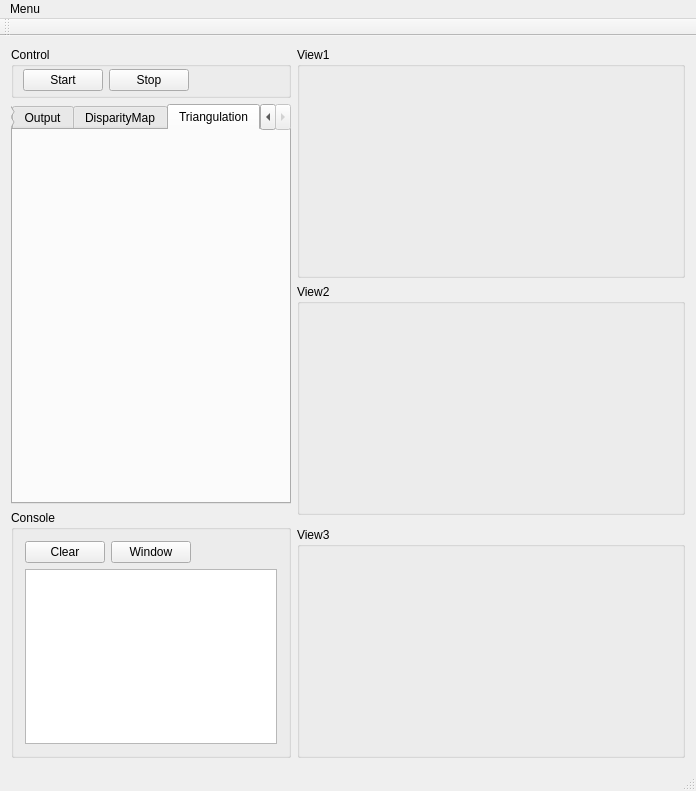
This is mainwindow.ui in igreench/fish-tracker as Qt 5 draws it before an edit. The edited form follows.
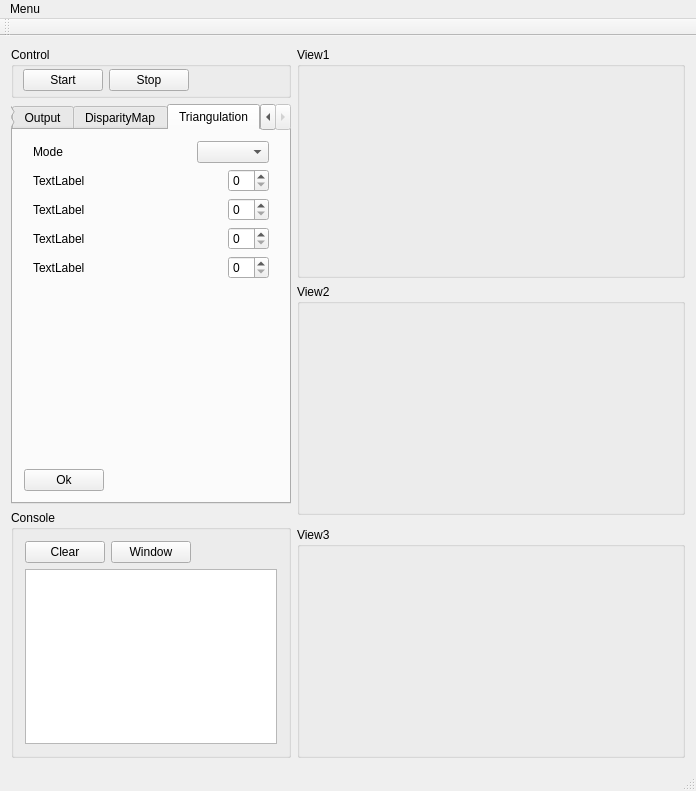
This is the edited form. The open tabs and pages were chosen to show the change.

The edit to the form file:
```diff
--- a/mainwindow.ui
+++ b/mainwindow.ui
@@ -1184,6 +1184,210 @@
          <attribute name="title">
           <string>Triangulation</string>
          </attribute>
+         <layout class="QVBoxLayout" name="verticalLayout_12">
+          <item>
+           <layout class="QHBoxLayout" name="horizontalLayout_34">
+            <property name="leftMargin">
+             <number>9</number>
+            </property>
+            <property name="rightMargin">
+             <number>9</number>
+            </property>
+            <item>
+             <widget class="QLabel" name="label_31">
+              <property name="text">
+               <string>Mode</string>
+              </property>
+             </widget>
+            </item>
+            <item>
+             <spacer name="horizontalSpacer_35">
+              <property name="orientation">
+               <enum>Qt::Horizontal</enum>
+              </property>
+              <property name="sizeHint" stdset="0">
+               <size>
+                <width>40</width>
+                <height>20</height>
+               </size>
+              </property>
+             </spacer>
+            </item>
+            <item>
+             <widget class="QComboBox" name="comboBox"/>
+            </item>
+           </layout>
+          </item>
+          <item>
+           <layout class="QHBoxLayout" name="horizontalLayout_14">
+            <property name="leftMargin">
+             <number>9</number>
+            </property>
+            <property name="rightMargin">
+             <number>9</number>
+            </property>
+            <item>
+             <widget class="QLabel" name="label_27">
+              <property name="text">
+               <string>TextLabel</string>
+              </property>
+             </widget>
+            </item>
+            <item>
+             <spacer name="horizontalSpacer_30">
+              <property name="orientation">
+               <enum>Qt::Horizontal</enum>
+              </property>
+              <property name="sizeHint" stdset="0">
+               <size>
+                <width>40</width>
+                <height>20</height>
+               </size>
+              </property>
+             </spacer>
+            </item>
+            <item>
+             <widget class="QSpinBox" name="spinBox_21"/>
+            </item>
+           </layout>
+          </item>
+          <item>
+           <layout class="QHBoxLayout" name="horizontalLayout_17">
+            <property name="leftMargin">
+             <number>9</number>
+            </property>
+            <property name="rightMargin">
+             <number>9</number>
+            </property>
+            <item>
+             <widget class="QLabel" name="label_28">
+              <property name="text">
+               <string>TextLabel</string>
+              </property>
+             </widget>
+            </item>
+            <item>
+             <spacer name="horizontalSpacer_31">
+              <property name="orientation">
+               <enum>Qt::Horizontal</enum>
+              </property>
+              <property name="sizeHint" stdset="0">
+               <size>
+                <width>40</width>
+                <height>20</height>
+               </size>
+              </property>
+             </spacer>
+            </item>
+            <item>
+             <widget class="QSpinBox" name="spinBox_22"/>
+            </item>
+           </layout>
+          </item>
+          <item>
+           <layout class="QHBoxLayout" name="horizontalLayout_31">
+            <property name="leftMargin">
+             <number>9</number>
+            </property>
+            <property name="rightMargin">
+             <number>9</number>
+            </property>
+            <item>
+             <widget class="QLabel" name="label_29">
+              <property name="text">
+               <string>TextLabel</string>
+              </property>
+             </widget>
+            </item>
+            <item>
+             <spacer name="horizontalSpacer_32">
+              <property name="orientation">
+               <enum>Qt::Horizontal</enum>
+              </property>
+              <property name="sizeHint" stdset="0">
+               <size>
+                <width>40</width>
+                <height>20</height>
+               </size>
+              </property>
+             </spacer>
+            </item>
+            <item>
+             <widget class="QSpinBox" name="spinBox_23"/>
+            </item>
+           </layout>
+          </item>
+          <item>
+           <layout class="QHBoxLayout" name="horizontalLayout_32">
+            <property name="leftMargin">
+             <number>9</number>
+            </property>
+            <property name="rightMargin">
+             <number>9</number>
+            </property>
+            <item>
+             <widget class="QLabel" name="label_30">
+              <property name="text">
+               <string>TextLabel</string>
+              </property>
+             </widget>
+            </item>
+            <item>
+             <spacer name="horizontalSpacer_33">
+              <property name="orientation">
+               <enum>Qt::Horizontal</enum>
+              </property>
+              <property name="sizeHint" stdset="0">
+               <size>
+                <width>40</width>
+                <height>20</height>
+               </size>
+              </property>
+             </spacer>
+            </item>
+            <item>
+             <widget class="QSpinBox" name="spinBox_24"/>
+            </item>
+           </layout>
+          </item>
+          <item>
+           <spacer name="verticalSpacer_2">
+            <property name="orientation">
+             <enum>Qt::Vertical</enum>
+            </property>
+            <property name="sizeHint" stdset="0">
+             <size>
+              <width>20</width>
+              <height>182</height>
+             </size>
+            </property>
+           </spacer>
+          </item>
+          <item>
+           <layout class="QHBoxLayout" name="horizontalLayout_33">
+            <item>
+             <widget class="QPushButton" name="pushButton_11">
+              <property name="text">
+               <string>Ok</string>
+              </property>
+             </widget>
+            </item>
+            <item>
+             <spacer name="horizontalSpacer_34">
+              <property name="orientation">
+               <enum>Qt::Horizontal</enum>
+              </property>
+              <property name="sizeHint" stdset="0">
+               <size>
+                <width>40</width>
+                <height>20</height>
+               </size>
+              </property>
+             </spacer>
+            </item>
+           </layout>
+          </item>
+         </layout>
         </widget>
        </widget>
       </item>
```
